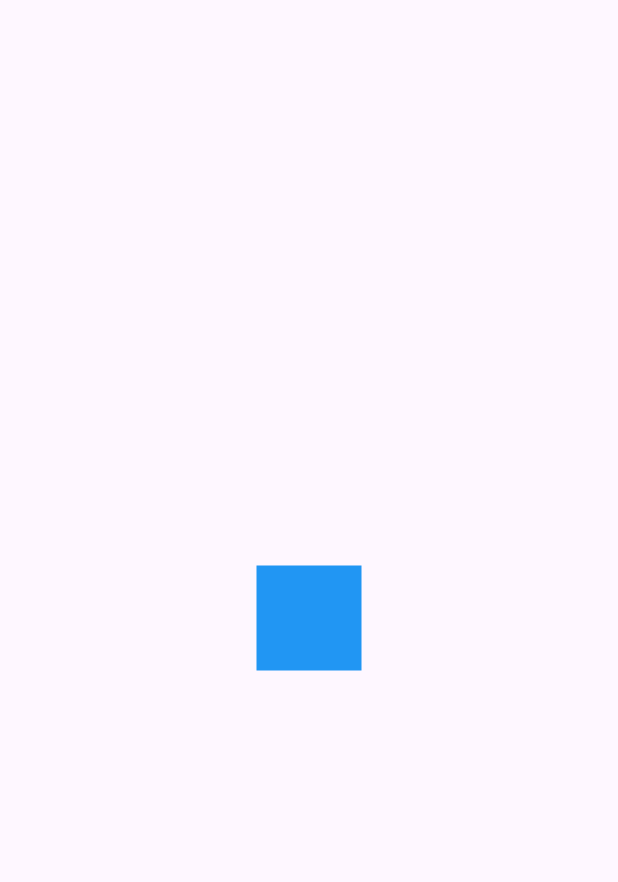
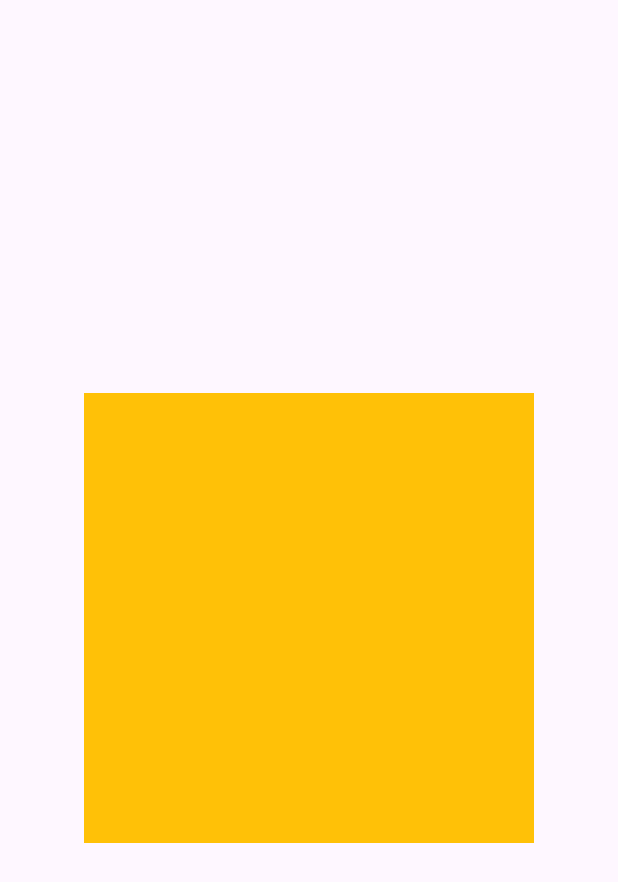
Before and after one commit to Flutter-Course-Sergio/designsApp, a Flutter app: the screen it shows after launch, on a phone screen of 412 x 824 dp. Shown: the top 882 px of the screen. Run offline on Flutter 3.47's test engine with Material 3 defaults, Android fonts, the phone set to English and light mode, and no system bars.

Commit message:
circular progress page

```diff
--- a/lib/main.dart
+++ b/lib/main.dart
@@ -1,8 +1,9 @@
 import 'package:flutter/material.dart';
 
-//import 'package:designs_app/src/pages/headers_page.dart';
-//import 'package:designs_app/src/pages/animations_page.dart';
-import 'src/challenges/square_animated_page.dart';
+//import 'src/pages/headers_page.dart';
+//import 'src/pages/animations_page.dart';
+//import 'src/challenges/square_animated_page.dart';
+import 'src/pages/circular_progress_page.dart';
 
 void main() {
   runApp(const MainApp());
@@ -14,7 +15,7 @@ class MainApp extends StatelessWidget {
   @override
   Widget build(BuildContext context) {
     return const MaterialApp(
-      home: SquareAnimatedPage(),
+      home: CircularProgressPage(),
       title: 'Designs App',
       debugShowCheckedModeBanner: false,
     );
--- /dev/null
+++ b/lib/src/pages/circular_progress_page.dart
@@ -0,0 +1,18 @@
+import 'package:flutter/material.dart';
+
+class CircularProgressPage extends StatefulWidget {
+  const CircularProgressPage({super.key});
+
+  @override
+  State<CircularProgressPage> createState() => _CircularProgressPageState();
+}
+
+class _CircularProgressPageState extends State<CircularProgressPage> {
+  @override
+  Widget build(BuildContext context) {
+    return Scaffold(
+      body: Center(
+          child: Container(width: 300, height: 300, color: Colors.amber)),
+    );
+  }
+}
```
